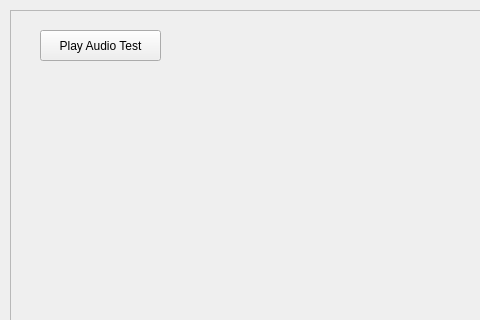
First picture: the form in AED_Simulator/testwindow.ui, repository GrewalCreator/AED-Simulator, before the edit; both pictures show x 0 to 480 and y 0 to 320 of the 1031 by 435 pixel window.
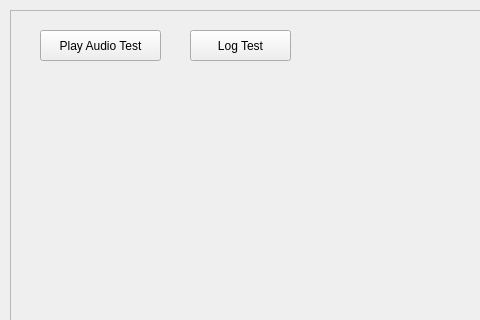
Second picture: the form after the edit.

Commit message: added testing button and functionality for logger. Teammate has Logger implementation

```diff
--- a/AED_Simulator/testwindow.ui
+++ b/AED_Simulator/testwindow.ui
@@ -41,6 +41,19 @@
      <string>Play Audio Test</string>
     </property>
    </widget>
+   <widget class="QPushButton" name="logTest_button">
+    <property name="geometry">
+     <rect>
+      <x>180</x>
+      <y>20</y>
+      <width>101</width>
+      <height>31</height>
+     </rect>
+    </property>
+    <property name="text">
+     <string>Log Test</string>
+    </property>
+   </widget>
   </widget>
  </widget>
  <resources/>
```
The commit also changes 6 other files.
